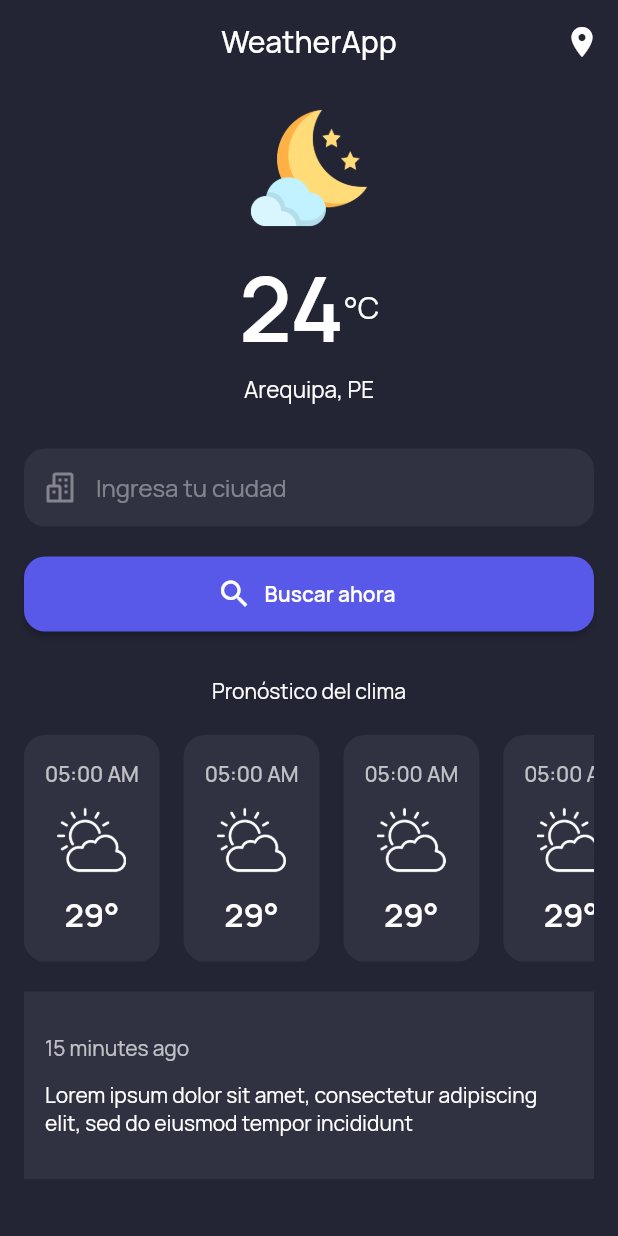
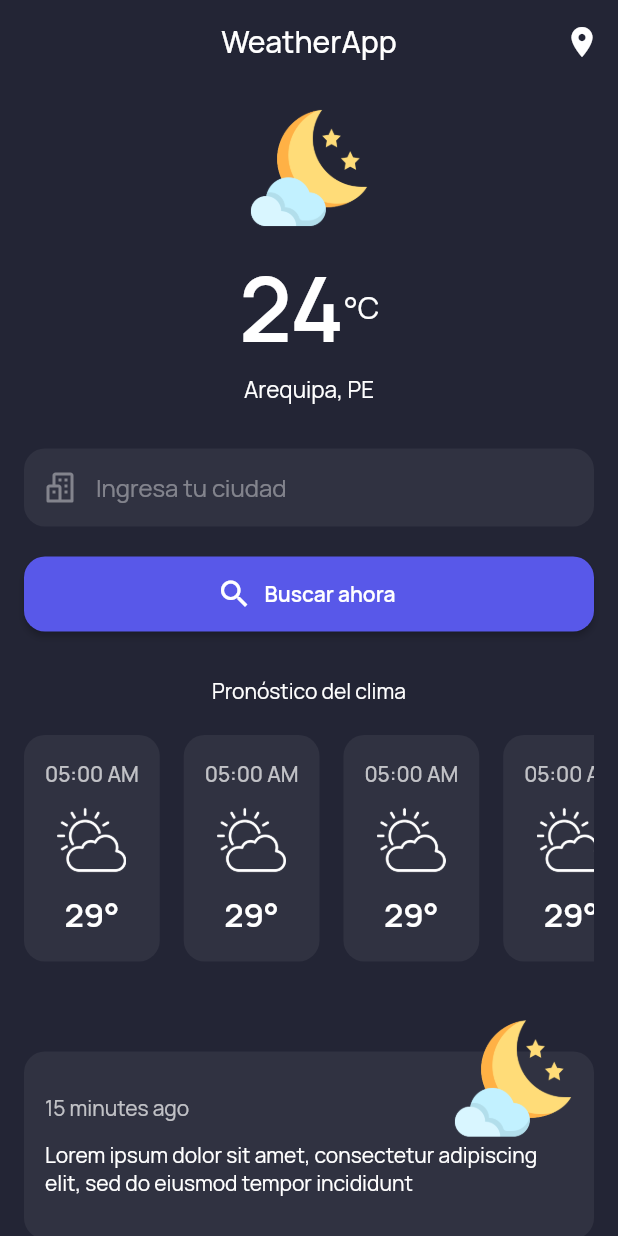
Before and after one commit to ehbarrionuevo/flutter_codigo_weatherapp, a Flutter app: the screen it shows after launch, on a phone screen of 412 x 824 dp. Run offline on Flutter 3.47's test engine with Material 2 defaults, Android fonts, the phone set to English and light mode, and no system bars; our stand-ins replace flutter_svg, google_fonts.

Commit message:
Item Forecast 5

```diff
--- a/lib/pages/home_page.dart
+++ b/lib/pages/home_page.dart
@@ -154,14 +154,17 @@ class _HomePageState extends State<HomePage> {
                   ],
                 ),
               ),
-              divider20,
+              divider40,
+              divider40,
               Container(
                 padding: EdgeInsets.symmetric(horizontal: 14.0, vertical: 28.0),
                 decoration: BoxDecoration(
                   color: Colors.white.withOpacity(0.06),
+                  borderRadius: BorderRadius.circular(14.0),
                 ),
                 width: double.infinity,
                 child: Stack(
+                  clipBehavior: Clip.none,
                   children: [
                     Column(
                       crossAxisAlignment: CrossAxisAlignment.start,
@@ -181,9 +184,19 @@ class _HomePageState extends State<HomePage> {
                         ),
                       ],
                     ),
+                    Positioned(
+                      top: -50,
+                      right: 0,
+                      child: Image.asset(
+                        'assets/images/noche.png',
+                        height: 80,
+                      ),
+                    ),
                   ],
                 ),
               ),
+              divider40,
+              divider40,
             ],
           ),
         ),
```
